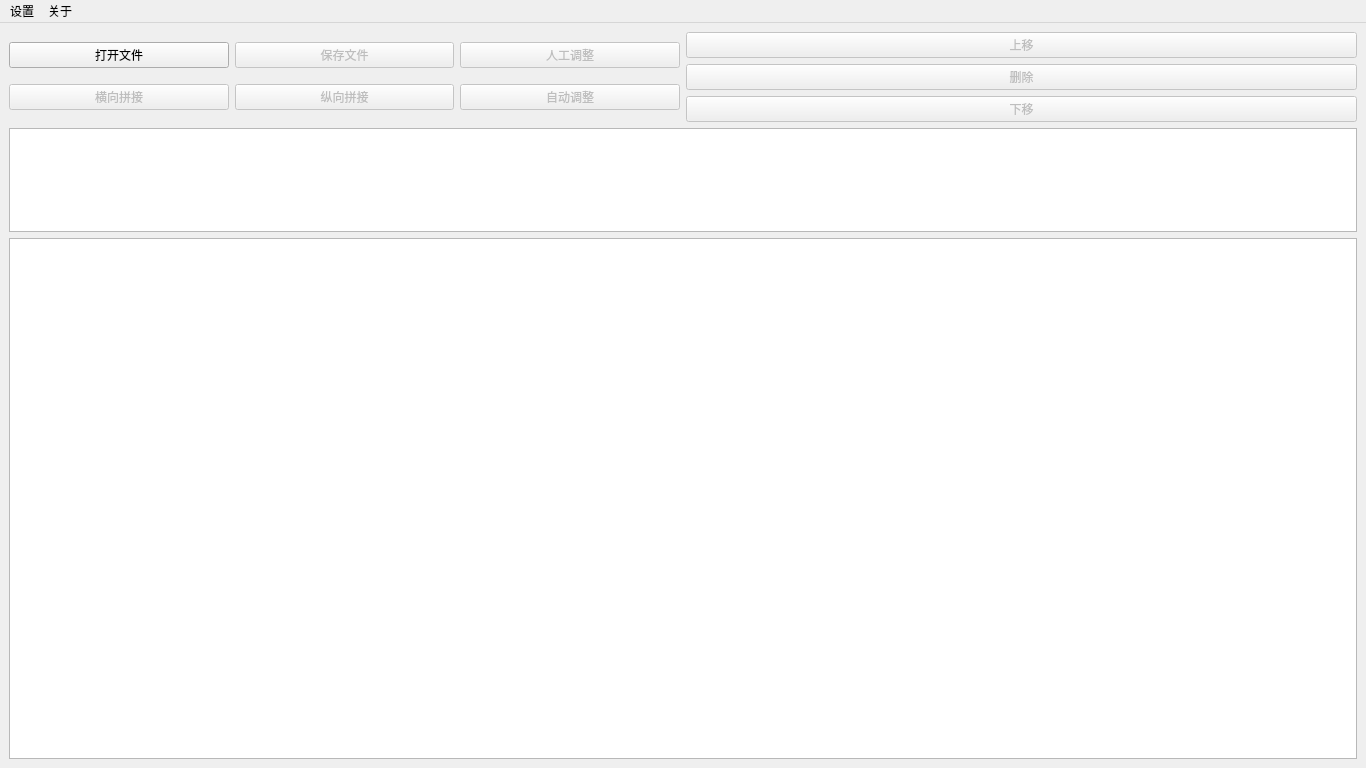
Before: the Qt Designer form mainwindow.ui in JKWTCN/ImageSplicing, drawn with Qt 5.
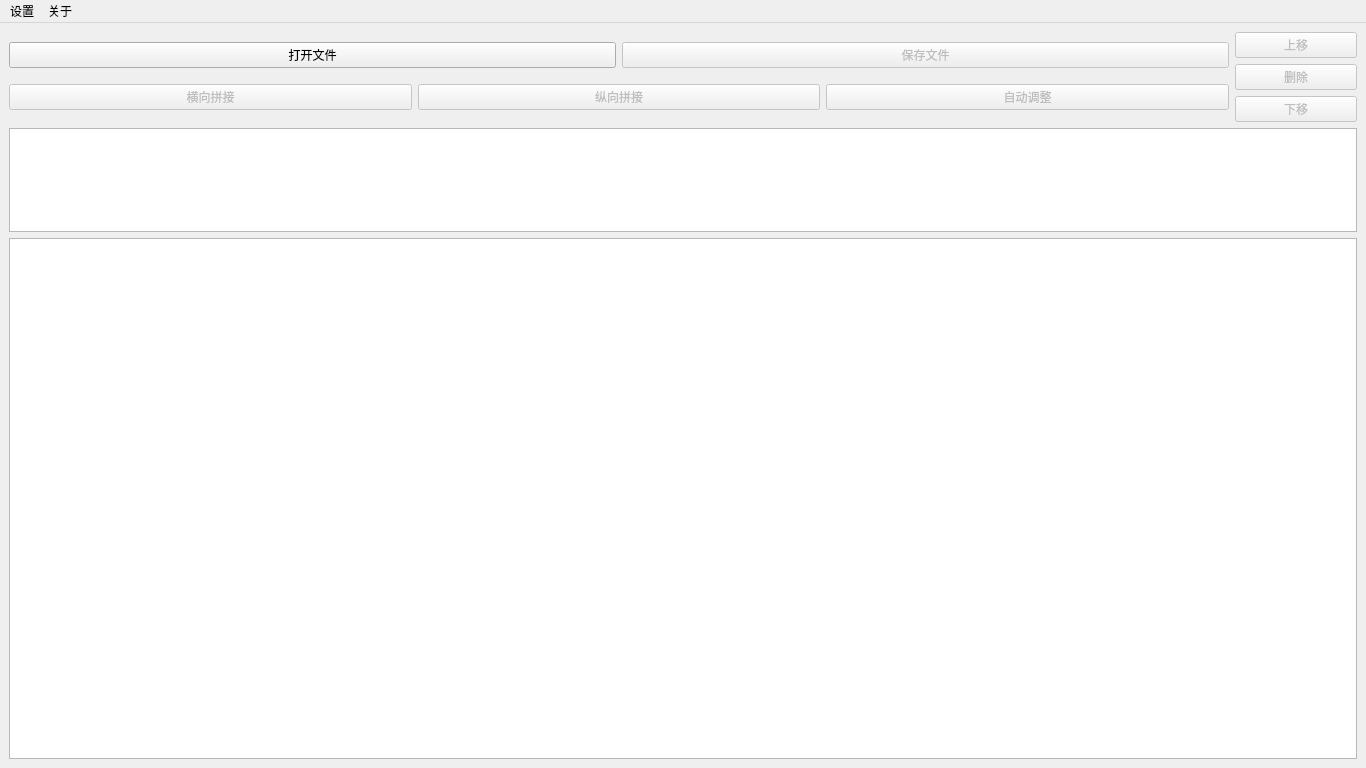
After: the same form once the commit is applied.

Patch:
```diff
--- a/mainwindow.ui
+++ b/mainwindow.ui
@@ -16,7 +16,7 @@
   <widget class="QWidget" name="centralwidget">
    <layout class="QVBoxLayout" name="verticalLayout_3" stretch="1,1,5">
     <item>
-     <layout class="QHBoxLayout" name="horizontalLayout_2">
+     <layout class="QHBoxLayout" name="horizontalLayout_2" stretch="10,1">
       <item>
        <layout class="QVBoxLayout" name="verticalLayout">
         <item>
@@ -38,16 +38,6 @@
             </property>
            </widget>
           </item>
-          <item>
-           <widget class="QPushButton" name="pushButton_manual">
-            <property name="enabled">
-             <bool>false</bool>
-            </property>
-            <property name="text">
-             <string>人工调整</string>
-            </property>
-           </widget>
-          </item>
          </layout>
         </item>
         <item>
```
